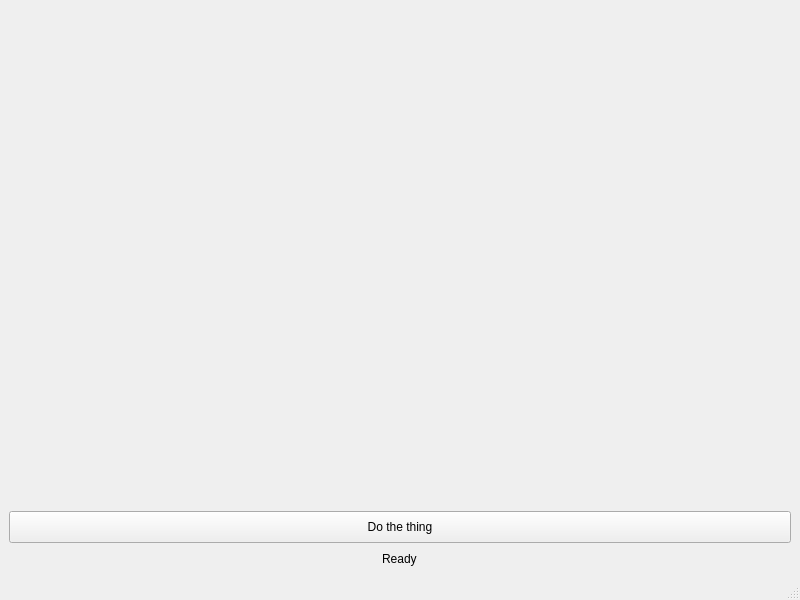
Above: mainwindow.ui from PandaTwoxx/ray-tracer before the change. Below: the same form after it.
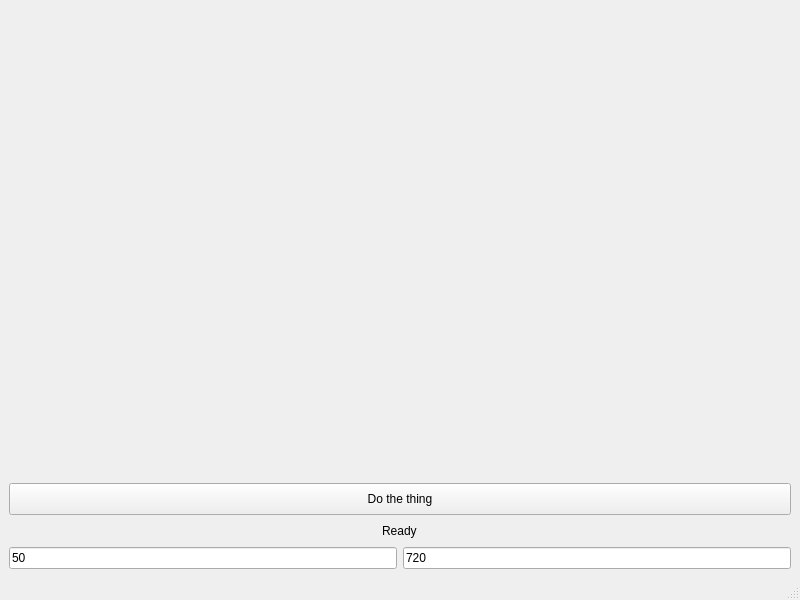
That is the form after the change.

What changed in the file:
```diff
--- a/mainwindow.ui
+++ b/mainwindow.ui
@@ -69,6 +69,30 @@
       </property>
      </widget>
     </item>
+    <item>
+     <layout class="QHBoxLayout" name="horizontalLayout">
+      <item>
+       <widget class="QLineEdit" name="sample_count">
+        <property name="text">
+         <string>50</string>
+        </property>
+        <property name="placeholderText">
+         <string>Samples Per Pixel</string>
+        </property>
+       </widget>
+      </item>
+      <item>
+       <widget class="QLineEdit" name="width">
+        <property name="text">
+         <string>720</string>
+        </property>
+        <property name="placeholderText">
+         <string>Width</string>
+        </property>
+       </widget>
+      </item>
+     </layout>
+    </item>
    </layout>
   </widget>
   <widget class="QStatusBar" name="statusbar"/>
```
